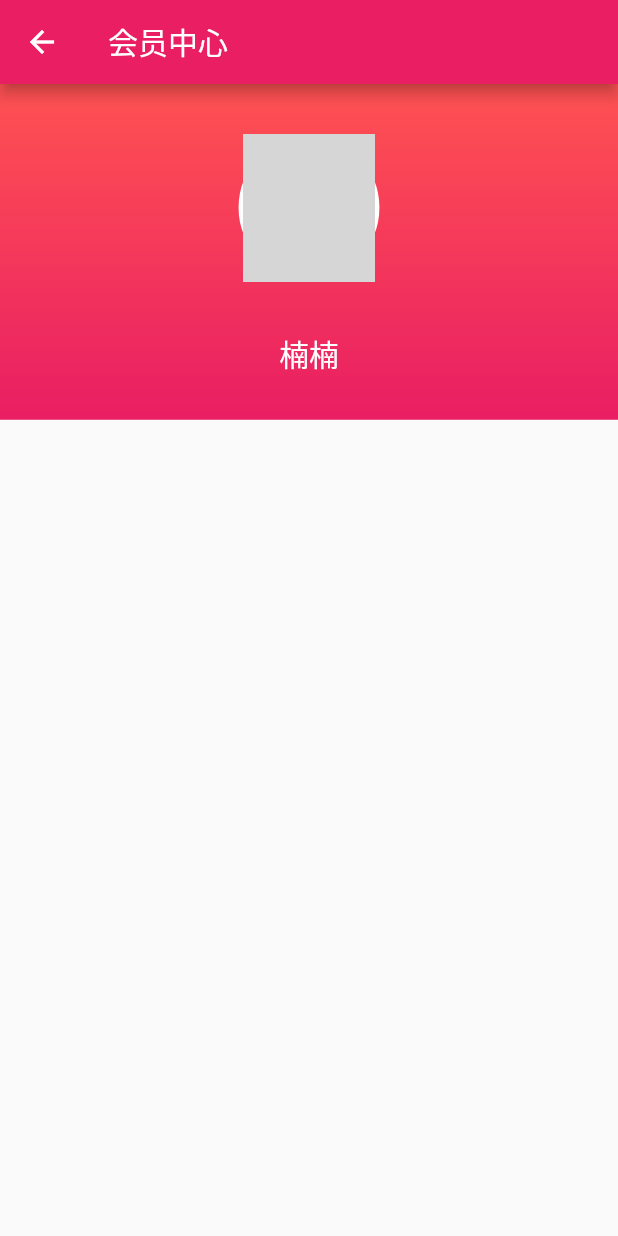
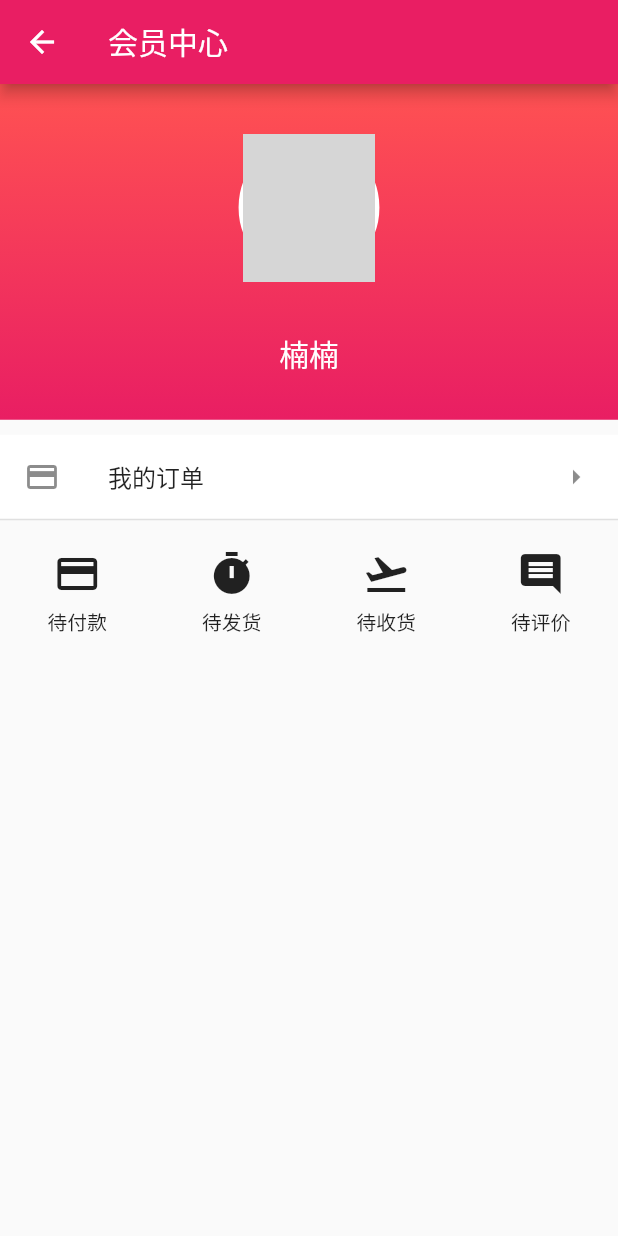
Before and after one commit to maoai-xianyu/flutter_shop_mall, a Flutter app: the MemberPage screen opened directly, on a phone screen of 412 x 824 dp. Run offline on Flutter 3.47's test engine with Material 2 defaults, Android fonts, the phone set to English and light mode, and no system bars; our stand-ins replace dio, fluro, flutter_easyrefresh, flutter_html, flutter_screenutil, flutter_swiper and 2 more; missing offline and left inert: provide; accounts and stored records are empty; network calls fail; statements that could not run were skipped; grey boxes are pictures that could not be loaded.

Commit message:
我的订单

```diff
--- a/lib/pages/member_page.dart
+++ b/lib/pages/member_page.dart
@@ -1,68 +1,20 @@
 import 'package:flutter/material.dart';
-import 'package:provide/provide.dart';
-import '../provide/counter_provide.dart';
-import 'package:flutter_screenutil/flutter_screenutil.dart';
+import 'member_page/member_header.dart';
+import 'member_page/order_detail.dart';
+import 'member_page/order_detail_tap.dart';
 
 class MemberPage extends StatelessWidget {
   @override
   Widget build(BuildContext context) {
     return Scaffold(
-        appBar: AppBar(
-          title: Text('会员中心'),
-        ),
-        body: ListView(
-          children: <Widget>[
-            _headerWidget(),
-          ],
-        ));
-  }
-
-  // "https://timgsa.baidu.com/timg?image&quality=80&size=b10000_10000&sec=1551581454&di=5892d496faa80ab30acefe701c117a96&src=http://pic.58pic.com/58pic/16/83/80/16J58PICXdP_1024.jpg",
-
-  Widget _headerWidget() {
-    return Container(
-      width: ScreenUtil().setWidth(750),
-      decoration: BoxDecoration(
-        gradient: LinearGradient(
-          colors: [
-            Colors.redAccent,
-            Colors.pink,
-          ],
-          begin: Alignment.topCenter,
-          end: Alignment.bottomCenter,
-        ),
+      appBar: AppBar(
+        title: Text('会员中心'),
       ),
-      child: Column(
+      body: ListView(
         children: <Widget>[
-          Container(
-            child: ClipOval(
-              child: Image.network(
-                "https://timgsa.baidu.com/timg?image&quality=80&size=b10000_10000&sec=1551581454&di=5892d496faa80ab30acefe701c117a96&src=http://pic.58pic.com/58pic/16/83/80/16J58PICXdP_1024.jpg",
-                fit: BoxFit.cover,
-                width: ScreenUtil().setWidth(160),
-                height: ScreenUtil().setHeight(160),
-              ),
-            ),
-            margin: EdgeInsets.only(top: 30, bottom: 30),
-            decoration: BoxDecoration(
-              border: Border.all(
-                color: Colors.white,
-                width: 3.0,
-                style: BorderStyle.solid,
-              ),
-              shape: BoxShape.circle,
-            ),
-          ),
-          Container(
-            margin: EdgeInsets.only(bottom: 30),
-            child: Text(
-              '楠楠',
-              style: TextStyle(
-                fontSize: ScreenUtil().setSp(36),
-                color: Colors.white,
-              ),
-            ),
-          ),
+          MemberHeader(),
+          OrderDetail(),
+          OrderDetailTap(),
         ],
       ),
     );
--- /dev/null
+++ b/lib/pages/member_page/member_header.dart
@@ -0,0 +1,54 @@
+import 'package:flutter/material.dart';
+import 'package:flutter_screenutil/flutter_screenutil.dart';
+
+class MemberHeader extends StatelessWidget {
+  @override
+  Widget build(BuildContext context) {
+    return Container(
+      width: ScreenUtil().setWidth(750),
+      decoration: BoxDecoration(
+        gradient: LinearGradient(
+          colors: [
+            Colors.redAccent,
+            Colors.pink,
+          ],
+          begin: Alignment.topCenter,
+          end: Alignment.bottomCenter,
+        ),
+      ),
+      child: Column(
+        children: <Widget>[
+          Container(
+            child: ClipOval(
+              child: Image.network(
+                "https://timgsa.baidu.com/timg?image&quality=80&size=b10000_10000&sec=1551581454&di=5892d496faa80ab30acefe701c117a96&src=http://pic.58pic.com/58pic/16/83/80/16J58PICXdP_1024.jpg",
+                fit: BoxFit.cover,
+                width: ScreenUtil().setWidth(160),
+                height: ScreenUtil().setHeight(160),
+              ),
+            ),
+            margin: EdgeInsets.only(top: 30, bottom: 30),
+            decoration: BoxDecoration(
+              border: Border.all(
+                color: Colors.white,
+                width: 3.0,
+                style: BorderStyle.solid,
+              ),
+              shape: BoxShape.circle,
+            ),
+          ),
+          Container(
+            margin: EdgeInsets.only(bottom: 30),
+            child: Text(
+              '楠楠',
+              style: TextStyle(
+                fontSize: ScreenUtil().setSp(36),
+                color: Colors.white,
+              ),
+            ),
+          ),
+        ],
+      ),
+    );
+  }
+}
--- /dev/null
+++ b/lib/pages/member_page/order_detail.dart
@@ -0,0 +1,32 @@
+import 'package:flutter/material.dart';
+import 'package:flutter_screenutil/flutter_screenutil.dart';
+
+class OrderDetail extends StatelessWidget {
+  @override
+  Widget build(BuildContext context) {
+    return InkWell(
+      onTap: () {
+        debugPrint('我的订单');
+      },
+      child: Container(
+        margin: EdgeInsets.only(top: 10),
+        width: ScreenUtil().setWidth(750),
+        decoration: BoxDecoration(
+          color: Colors.white,
+          border: Border(
+            bottom: BorderSide(
+              color: Colors.black12,
+              style: BorderStyle.solid,
+              width: 1,
+            ),
+          ),
+        ),
+        child: ListTile(
+          leading: Icon(Icons.payment),
+          title: Text('我的订单'),
+          trailing: Icon(Icons.arrow_right),
+        ),
+      ),
+    );
+  }
+}
--- /dev/null
+++ b/lib/pages/member_page/order_detail_tap.dart
@@ -0,0 +1,104 @@
+import 'package:flutter/material.dart';
+import 'package:flutter_screenutil/flutter_screenutil.dart';
+
+class OrderDetailTap extends StatelessWidget {
+  @override
+  Widget build(BuildContext context) {
+    return Container(
+      padding: EdgeInsets.only(
+        top: 20,
+        bottom: 20,
+      ),
+      height: ScreenUtil().setHeight(200),
+      child: GridView.count(
+        crossAxisCount: 4,
+        children: <Widget>[
+          InkWell(
+            child: Container(
+              child: Column(
+                children: <Widget>[
+                  Icon(
+                    Icons.payment,
+                    size: 32,
+                  ),
+                  SizedBox(
+                    height: ScreenUtil().setHeight(10),
+                  ),
+                  Text(
+                    "待付款",
+                    style: TextStyle(
+                      fontSize: ScreenUtil().setSp(24),
+                    ),
+                  ),
+                ],
+              ),
+            ),
+          ),
+          InkWell(
+            child: Container(
+              child: Column(
+                children: <Widget>[
+                  Icon(
+                    Icons.timer,
+                    size: 32,
+                  ),
+                  SizedBox(
+                    height: ScreenUtil().setHeight(10),
+                  ),
+                  Text(
+                    "待发货",
+                    style: TextStyle(
+                      fontSize: ScreenUtil().setSp(24),
+                    ),
+                  ),
+                ],
+              ),
+            ),
+          ),
+          InkWell(
+            child: Container(
+              child: Column(
+                children: <Widget>[
+                  Icon(
+                    Icons.flight_takeoff,
+                    size: 32,
+                  ),
+                  SizedBox(
+                    height: ScreenUtil().setHeight(10),
+                  ),
+                  Text(
+                    "待收货",
+                    style: TextStyle(
+                      fontSize: ScreenUtil().setSp(24),
+                    ),
+                  ),
+                ],
+              ),
+            ),
+          ),
+          InkWell(
+            child: Container(
+              child: Column(
+                children: <Widget>[
+                  Icon(
+                    Icons.comment,
+                    size: 32,
+                  ),
+                  SizedBox(
+                    height: ScreenUtil().setHeight(10),
+                  ),
+                  Text(
+                    "待评价",
+                    style: TextStyle(
+                      fontSize: ScreenUtil().setSp(24),
+                    ),
+                  ),
+                ],
+              ),
+            ),
+          ),
+        ],
+      ),
+    );
+  }
+}
```
Also changed, not shown: 1 other file.
